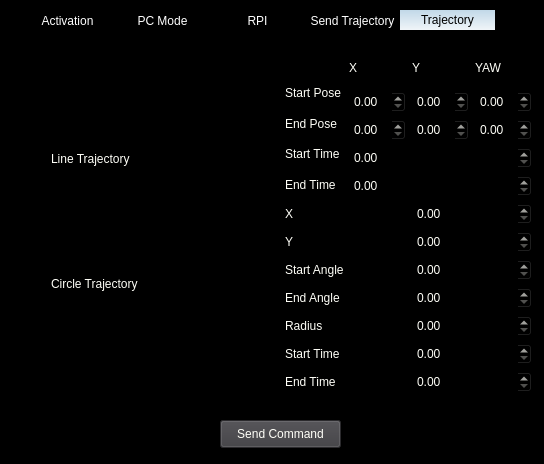
Old version of the form ARVID_GS/tcwindow.ui in the repository Eruvae/floatsat5.
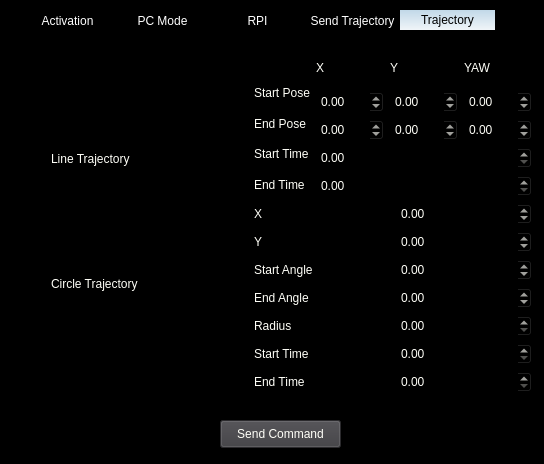
New version of the form. The open tabs and pages were chosen to show the change. Icons and pictures are not drawn.

What changed in the file:
```diff
--- a/ARVID_GS/tcwindow.ui
+++ b/ARVID_GS/tcwindow.ui
@@ -250,7 +250,7 @@
     <attribute name="title">
      <string>Trajectory</string>
     </attribute>
-    <widget class="QWidget" name="">
+    <widget class="QWidget" name="layoutWidget">
      <property name="geometry">
       <rect>
        <x>11</x>
@@ -354,34 +354,84 @@
             <item>
              <layout class="QHBoxLayout" name="horizontalLayout_11">
               <item>
-               <widget class="QDoubleSpinBox" name="doubleSpinBox_4"/>
+               <widget class="QDoubleSpinBox" name="startPoseX">
+                <property name="minimum">
+                 <double>-100.000000000000000</double>
+                </property>
+                <property name="maximum">
+                 <double>100.000000000000000</double>
+                </property>
+               </widget>
               </item>
               <item>
-               <widget class="QDoubleSpinBox" name="doubleSpinBox_3"/>
+               <widget class="QDoubleSpinBox" name="startPoseY">
+                <property name="minimum">
+                 <double>-100.000000000000000</double>
+                </property>
+                <property name="maximum">
+                 <double>100.000000000000000</double>
+                </property>
+               </widget>
               </item>
               <item>
-               <widget class="QDoubleSpinBox" name="doubleSpinBox"/>
+               <widget class="QDoubleSpinBox" name="startPoseYaw">
+                <property name="minimum">
+                 <double>-180.000000000000000</double>
+                </property>
+                <property name="maximum">
+                 <double>180.000000000000000</double>
+                </property>
+               </widget>
               </item>
              </layout>
             </item>
             <item>
              <layout class="QHBoxLayout" name="horizontalLayout_12">
               <item>
-               <widget class="QDoubleSpinBox" name="doubleSpinBox_6"/>
+               <widget class="QDoubleSpinBox" name="endPoseX">
+                <property name="minimum">
+                 <double>-100.000000000000000</double>
+                </property>
+                <property name="maximum">
+                 <double>100.000000000000000</double>
+                </property>
+               </widget>
               </item>
               <item>
-               <widget class="QDoubleSpinBox" name="doubleSpinBox_2"/>
+               <widget class="QDoubleSpinBox" name="endPoseY">
+                <property name="minimum">
+                 <double>-100.000000000000000</double>
+                </property>
+                <property name="maximum">
+                 <double>100.000000000000000</double>
+                </property>
+               </widget>
               </item>
               <item>
-               <widget class="QDoubleSpinBox" name="doubleSpinBox_5"/>
+               <widget class="QDoubleSpinBox" name="endPoseYaw">
+                <property name="minimum">
+                 <double>-180.000000000000000</double>
+                </property>
+                <property name="maximum">
+                 <double>180.000000000000000</double>
+                </property>
+               </widget>
               </item>
              </layout>
             </item>
             <item>
-             <widget class="QDoubleSpinBox" name="lStartT"/>
+             <widget class="QDoubleSpinBox" name="lStartT">
+              <property name="maximum">
+               <double>1000.000000000000000</double>
+              </property>
+             </widget>
             </item>
             <item>
-             <widget class="QDoubleSpinBox" name="lEndT"/>
+             <widget class="QDoubleSpinBox" name="lEndT">
+              <property name="maximum">
+               <double>1000.000000000000000</double>
+              </property>
+             </widget>
             </item>
            </layout>
           </item>
@@ -399,7 +449,14 @@
              </widget>
             </item>
             <item>
-             <widget class="QDoubleSpinBox" name="cX"/>
+             <widget class="QDoubleSpinBox" name="cX">
+              <property name="minimum">
+               <double>-100.000000000000000</double>
+              </property>
+              <property name="maximum">
+               <double>100.000000000000000</double>
+              </property>
+             </widget>
             </item>
            </layout>
           </item>
@@ -413,7 +470,14 @@
              </widget>
             </item>
             <item>
-             <widget class="QDoubleSpinBox" name="cY"/>
+             <widget class="QDoubleSpinBox" name="cY">
+              <property name="minimum">
+               <double>-100.000000000000000</double>
+              </property>
+              <property name="maximum">
+               <double>100.000000000000000</double>
+              </property>
+             </widget>
             </item>
            </layout>
           </item>
@@ -427,7 +491,14 @@
              </widget>
             </item>
             <item>
-             <widget class="QDoubleSpinBox" name="cAngleS"/>
+             <widget class="QDoubleSpinBox" name="cAngleS">
+              <property name="minimum">
+               <double>-180.000000000000000</double>
+              </property>
+              <property name="maximum">
+               <double>180.000000000000000</double>
+              </property>
+             </widget>
             </item>
            </layout>
           </item>
@@ -441,7 +512,14 @@
              </widget>
             </item>
             <item>
-             <widget class="QDoubleSpinBox" name="cAngleE"/>
+             <widget class="QDoubleSpinBox" name="cAngleE">
+              <property name="minimum">
+               <double>-180.000000000000000</double>
+              </property>
+              <property name="maximum">
+               <double>180.000000000000000</double>
+              </property>
+             </widget>
             </item>
            </layout>
           </item>
@@ -469,7 +547,11 @@
              </widget>
             </item>
             <item>
-             <widget class="QDoubleSpinBox" name="cStartT"/>
+             <widget class="QDoubleSpinBox" name="cStartT">
+              <property name="maximum">
+               <double>1000.000000000000000</double>
+              </property>
+             </widget>
             </item>
            </layout>
           </item>
@@ -483,7 +565,11 @@
              </widget>
             </item>
             <item>
-             <widget class="QDoubleSpinBox" name="cEndT"/>
+             <widget class="QDoubleSpinBox" name="cEndT">
+              <property name="maximum">
+               <double>1000.000000000000000</double>
+              </property>
+             </widget>
             </item>
            </layout>
           </item>
```
Left out of the diff: 6 changed lines with no effect on the pictures.
